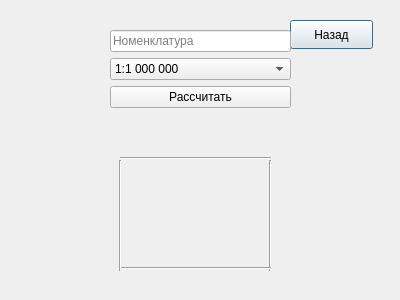
Qt form Sources/Source Qt code/mapborders.ui (MaksimPrudnikau/MaksimPrudnikau.github.io) before a commit.
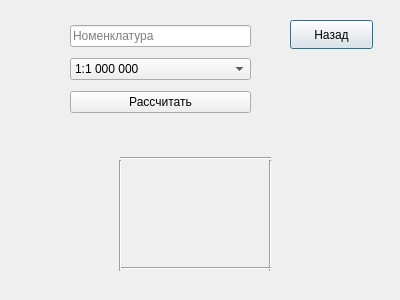
The same form after that commit.

Diff of the .ui file:
```diff
--- a/Sources/Source Qt code/mapborders.ui
+++ b/Sources/Source Qt code/mapborders.ui
@@ -246,10 +246,10 @@
   <widget class="QWidget" name="layoutWidget">
    <property name="geometry">
     <rect>
-     <x>110</x>
-     <y>30</y>
+     <x>70</x>
+     <y>20</y>
      <width>181</width>
-     <height>81</height>
+     <height>101</height>
     </rect>
    </property>
    <layout class="QVBoxLayout" name="verticalLayout">
```
